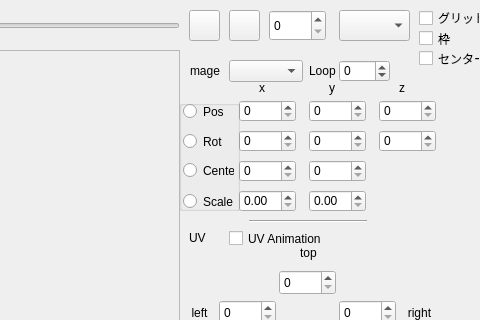
Before: the Qt Designer form ui/animationform.ui in chocoball/AnimationCreator, drawn with Qt 5; both pictures show x 331 to 811 and y 0 to 320 of the 811 by 440 pixel window.
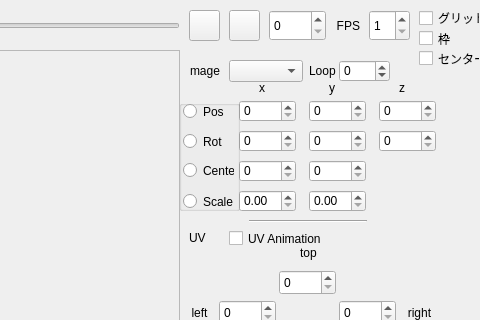
After: the same form once the commit is applied. Icons and pictures are not drawn.

```diff
--- a/ui/animationform.ui
+++ b/ui/animationform.ui
@@ -434,16 +434,6 @@
     <string>グリッド</string>
    </property>
   </widget>
-  <widget class="QComboBox" name="comboBox_fps">
-   <property name="geometry">
-    <rect>
-     <x>670</x>
-     <y>10</y>
-     <width>71</width>
-     <height>31</height>
-    </rect>
-   </property>
-  </widget>
   <widget class="QSpinBox" name="spinBox_rot_z">
    <property name="geometry">
     <rect>
@@ -826,6 +816,41 @@
     <string>...</string>
    </property>
   </widget>
+  <widget class="QSpinBox" name="spinBox_fps">
+   <property name="geometry">
+    <rect>
+     <x>700</x>
+     <y>10</y>
+     <width>41</width>
+     <height>31</height>
+    </rect>
+   </property>
+   <property name="minimum">
+    <number>1</number>
+   </property>
+   <property name="maximum">
+    <number>60</number>
+   </property>
+  </widget>
+  <widget class="QLabel" name="label">
+   <property name="geometry">
+    <rect>
+     <x>660</x>
+     <y>10</y>
+     <width>31</width>
+     <height>31</height>
+    </rect>
+   </property>
+   <property name="layoutDirection">
+    <enum>Qt::RightToLeft</enum>
+   </property>
+   <property name="text">
+    <string>FPS</string>
+   </property>
+   <property name="alignment">
+    <set>Qt::AlignRight|Qt::AlignTrailing|Qt::AlignVCenter</set>
+   </property>
+  </widget>
  </widget>
  <tabstops>
   <tabstop>pushButton_play</tabstop>
```
Left out of the diff: 1 changed line with no effect on the pictures.
